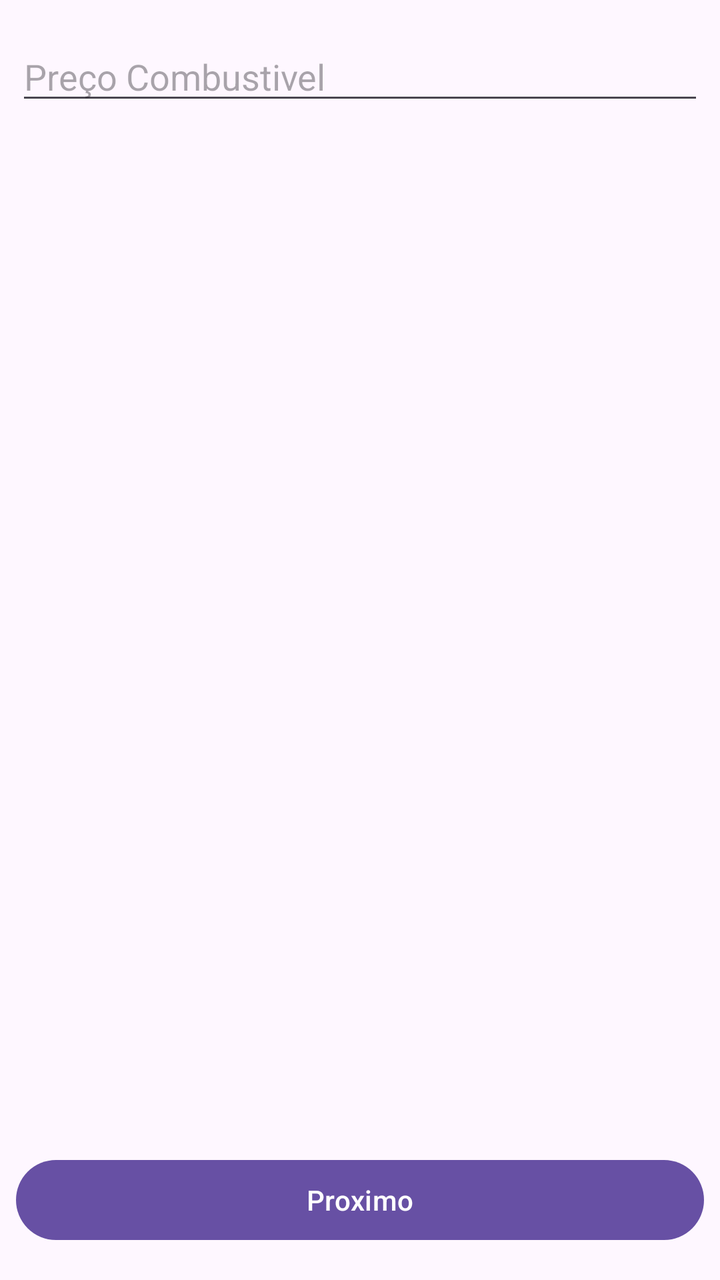
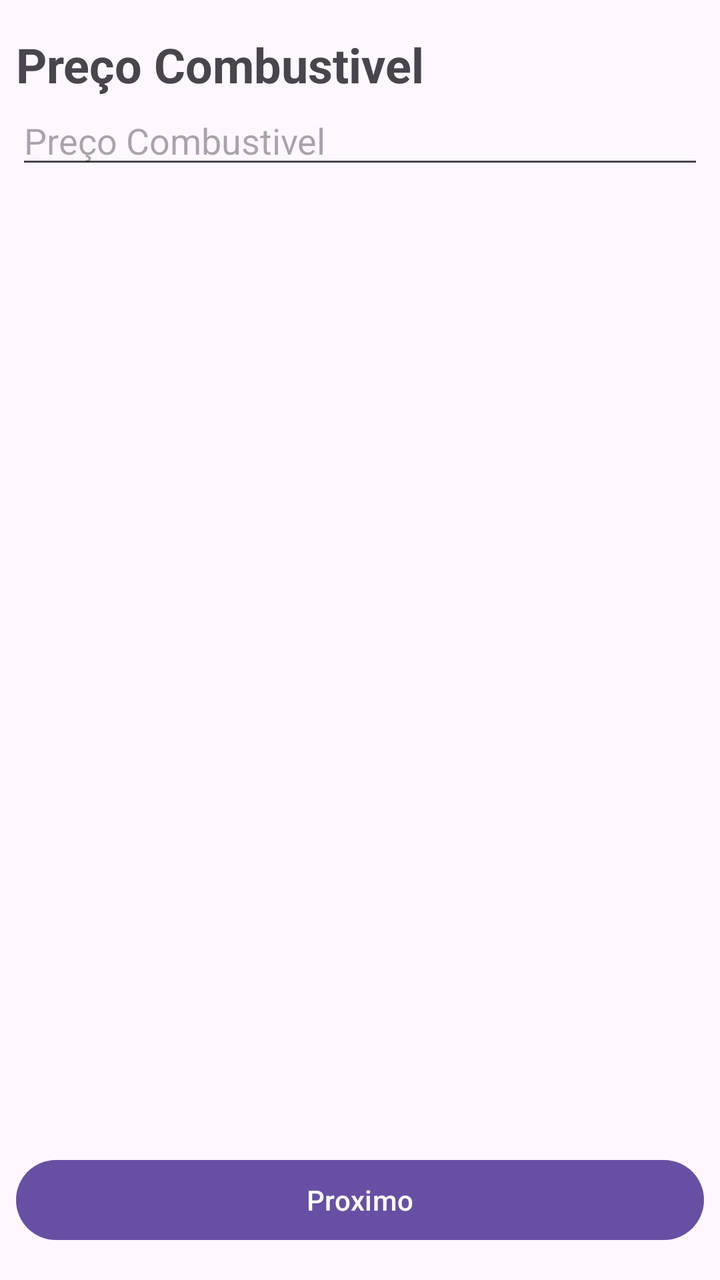

Two renders of the same Android screen: before a commit and after it. Below are the layout's source before the change and the commit's diff.
<!-- AndroidManifest.xml: application theme Theme.FuelCalculator -->
<!-- res/layout/activity_preco_combustivel.xml -->
<?xml version="1.0" encoding="utf-8"?>
<androidx.constraintlayout.widget.ConstraintLayout xmlns:android="http://schemas.android.com/apk/res/android"
    xmlns:app="http://schemas.android.com/apk/res-auto"
    xmlns:tools="http://schemas.android.com/tools"
    android:id="@+id/main"
    android:layout_width="match_parent"
    android:layout_height="match_parent"
    tools:context=".PrecoCombustivelActivity">

    <EditText
        android:id="@+id/edtPrecoCombustivel"
        android:layout_width="0dp"
        android:layout_height="wrap_content"
        android:layout_marginStart="8dp"
        android:layout_marginTop="16dp"
        android:layout_marginEnd="8dp"
        android:ems="10"
        android:hint="Preço Combustivel"
        android:inputType="numberDecimal"
        app:layout_constraintEnd_toEndOf="parent"
        app:layout_constraintStart_toStartOf="parent"
        app:layout_constraintTop_toTopOf="parent" />

    <Button
        android:id="@+id/btnPrecoCombustivelProximo"
        android:layout_width="0dp"
        android:layout_height="wrap_content"
        android:layout_marginStart="8dp"
        android:layout_marginEnd="8dp"
        android:layout_marginBottom="16dp"
        android:hint="Preço Combustivel"
        android:text="Proximo"
        app:layout_constraintBottom_toBottomOf="parent"
        app:layout_constraintEnd_toEndOf="parent"
        app:layout_constraintStart_toStartOf="parent" />
</androidx.constraintlayout.widget.ConstraintLayout>
<!-- resources referenced by this layout -->
<resources>
  <style name="Theme.FuelCalculator" parent="Base.Theme.FuelCalculator" />
  <style name="Base.Theme.FuelCalculator" parent="Theme.Material3.DayNight.NoActionBar">
          
          
      </style>
</resources>

<!-- the commit's change to res/layout/activity_preco_combustivel.xml (unified diff, before → after) -->
@@ -12,14 +12,14 @@
         android:layout_width="0dp"
         android:layout_height="wrap_content"
         android:layout_marginStart="8dp"
-        android:layout_marginTop="16dp"
         android:layout_marginEnd="8dp"
         android:ems="10"
         android:hint="Preço Combustivel"
         android:inputType="numberDecimal"
         app:layout_constraintEnd_toEndOf="parent"
+        app:layout_constraintHorizontal_bias="1.0"
         app:layout_constraintStart_toStartOf="parent"
-        app:layout_constraintTop_toTopOf="parent" />
+        app:layout_constraintTop_toBottomOf="@+id/tvTituloPrecoCombustivel" />
 
     <Button
         android:id="@+id/btnPrecoCombustivelProximo"
@@ -33,4 +33,15 @@
         app:layout_constraintBottom_toBottomOf="parent"
         app:layout_constraintEnd_toEndOf="parent"
         app:layout_constraintStart_toStartOf="parent" />
+
+    <TextView
+        android:id="@+id/tvTituloPrecoCombustivel"
+        android:layout_width="wrap_content"
+        android:layout_height="32dp"
+        android:layout_marginTop="16dp"
+        android:text="Preço Combustivel"
+        android:textSize="24sp"
+        android:textStyle="bold"
+        app:layout_constraintStart_toStartOf="@+id/edtPrecoCombustivel"
+        app:layout_constraintTop_toTopOf="parent" />
 </androidx.constraintlayout.widget.ConstraintLayout>
